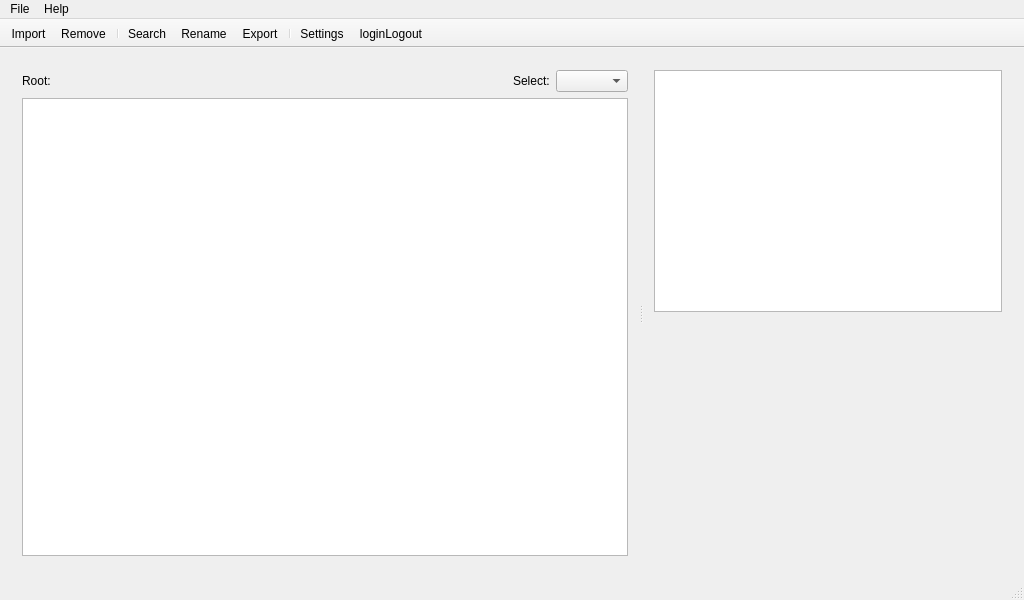
Old version of the form src/gui/mainwindow.ui in the repository alorence/tym.
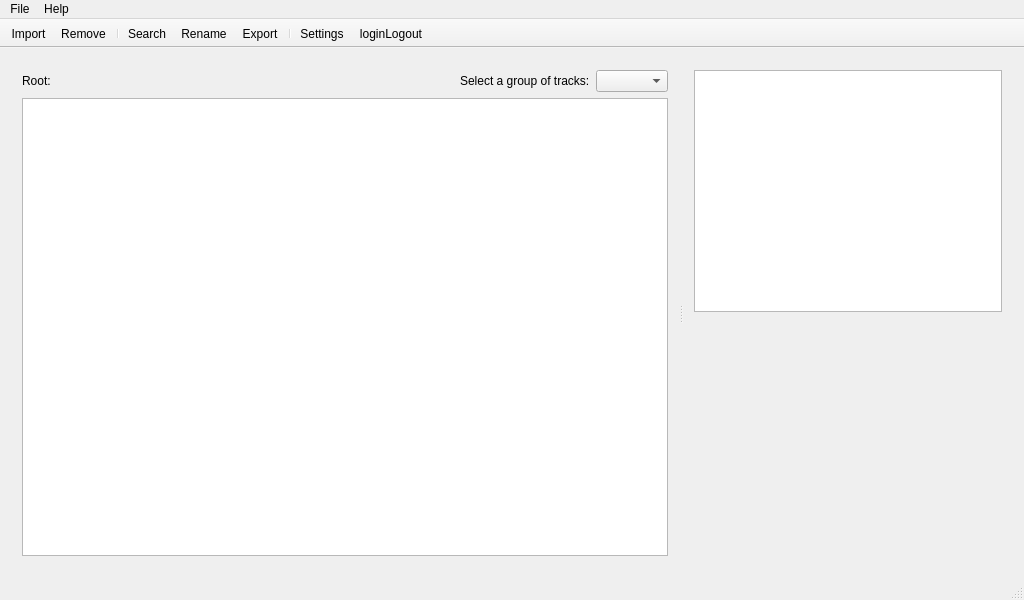
New version of the form. Icons and pictures are not drawn. Custom widgets are drawn as their Qt base class.

Commit message: (mainwindow) Updates on source texts

```diff
--- a/src/gui/mainwindow.ui
+++ b/src/gui/mainwindow.ui
@@ -71,7 +71,7 @@
         <item row="0" column="3">
          <widget class="QLabel" name="label">
           <property name="text">
-           <string>Select:</string>
+           <string>Select a group of tracks:</string>
           </property>
          </widget>
         </item>
```
Left out of the diff: 8 changed lines with no effect on the pictures. The commit also changes 2 other files.
